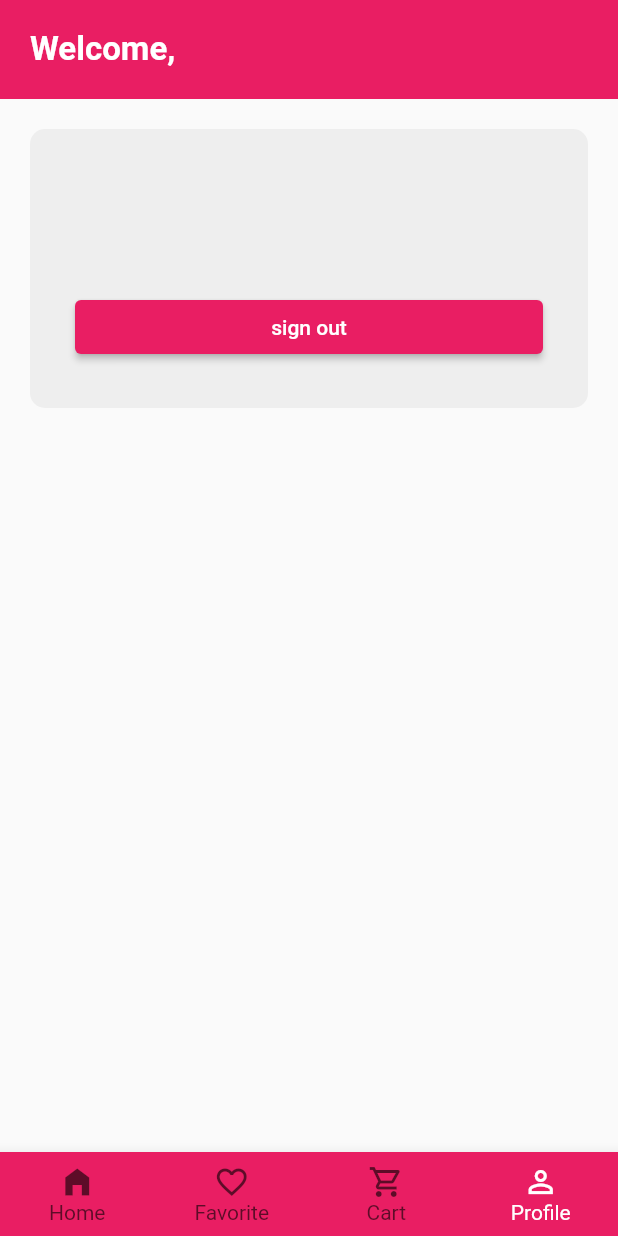
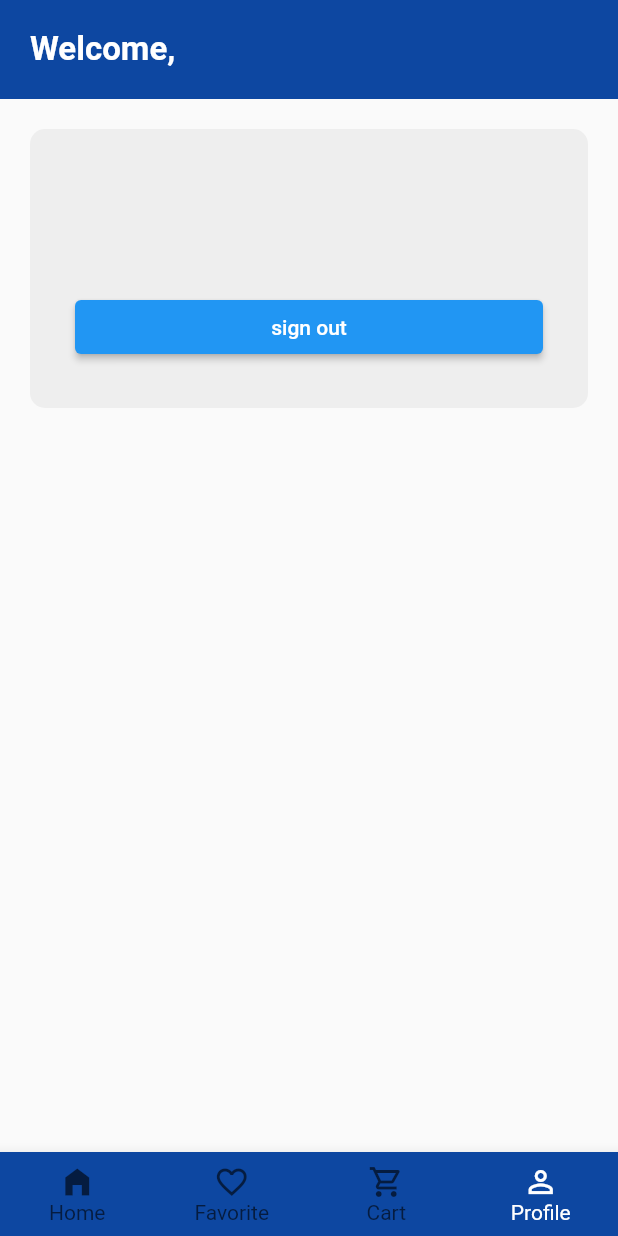
Before and after one commit to YoussefMohammed001/women_shop_flutter, a Flutter app: the screen it shows once a user with an empty profile is signed in, item 4 of the bottom bar chosen, on a phone screen of 412 x 824 dp. Run offline on Flutter 3.47's test engine with Material 2 defaults, Android fonts, the phone set to English and light mode, and no system bars; our stand-ins replace cloud_firestore, firebase_auth, firebase_core; accounts and stored records are empty.

Commit message:
fix bugs 5

```diff
--- a/lib/category models.dart
+++ b/lib/category models.dart
@@ -21,7 +21,7 @@ class _CategoryModelsState extends State<CategoryModels> {
   @override
   Widget build(BuildContext context) {
     return Scaffold(
-      appBar: AppBar(title: Text(widget.category),),
+      appBar: AppBar(title: Text(widget.category),backgroundColor: Colors.blue[900],),
       body:  GridView.builder(
 
 
--- a/lib/home_screen.dart
+++ b/lib/home_screen.dart
@@ -219,7 +219,7 @@ class _HomeScreenState extends State<HomeScreen> {
             ),
             Text(
               data['price'],
-              style: const TextStyle(color: Colors.pink),
+              style:  TextStyle(color: Colors.blue[900]),
             ),
             SizedBox(
               width: 2,
--- a/lib/main.dart
+++ b/lib/main.dart
@@ -33,7 +33,7 @@ class MyApp extends StatelessWidget {
         // or simply save your changes to "hot reload" in a Flutter IDE).
         // Notice that the counter didn't reset back to zero; the application
         // is not restarted.
-        primarySwatch: Colors.pink,
+
       ),
       home: MainScreen(),
 
--- a/lib/main_home_screen.dart
+++ b/lib/main_home_screen.dart
@@ -52,7 +52,7 @@ class _MainHomeScreenState extends State<MainHomeScreen> {
             children: [
 Container(
   padding: EdgeInsets.all(20),
-  color: Colors.pink,
+  color: Colors.blue[900],
   child:   Row(
     children: [
       Text("Welcome,$name",style: TextStyle(color: Colors.white,fontWeight: FontWeight.bold,fontSize: 22),)
@@ -70,7 +70,7 @@ Container(
     return BottomNavigationBar(
 
       type: BottomNavigationBarType.fixed,
-      backgroundColor: Colors.pink,
+      backgroundColor: Colors.blue[900],
       selectedItemColor: Colors.white,
       unselectedItemColor: Colors.black.withOpacity(.60),
       selectedFontSize: 14,
--- a/lib/model_details.dart
+++ b/lib/model_details.dart
@@ -54,7 +54,7 @@ class _ModelDetailsState extends State<ModelDetails> {
   Widget build(BuildContext context) {
     return SafeArea(
       child: Scaffold(
-        appBar: AppBar(title: Text('${widget.products['name']}'),),
+        appBar: AppBar(title: Text('${widget.products['name']}'),backgroundColor: Colors.blue[900],),
 
         body:Column(
           children: [
@@ -62,7 +62,7 @@ class _ModelDetailsState extends State<ModelDetails> {
 
             Container(
               padding: EdgeInsets.all(20),
-              color: Colors.pink,
+              color: Colors.blue[900],
               child: Row(
                 children: [
                   Text("${widget.products['name']}",style: TextStyle(color: Colors.white,fontWeight: FontWeight.bold),),
@@ -74,7 +74,7 @@ class _ModelDetailsState extends State<ModelDetails> {
             Container(
                 margin: EdgeInsets.all(10),
 
-                child: Text("${widget.products['description']}",style: TextStyle(color: Colors.pink,fontWeight: FontWeight.bold),)),
+                child: Text("${widget.products['description']}",style: TextStyle(color: Colors.blue[900],fontWeight: FontWeight.bold),)),
             Spacer(),
 
             Container(
--- a/lib/profile_screen.dart
+++ b/lib/profile_screen.dart
@@ -56,9 +56,9 @@ class _ProfileScreenState extends State<ProfileScreen> {
                 child: Column(
                   mainAxisAlignment: MainAxisAlignment.center,
                   children: [
-                  Text("$name",style: TextStyle(color: Colors.pink,fontSize: 22,fontWeight: FontWeight.bold),),
-                  Text("$phoneNumber",style: TextStyle(color: Colors.pink,fontSize: 22,fontWeight: FontWeight.bold),),
-                  Text("$email",style: TextStyle(color: Colors.pink,fontSize: 22,fontWeight: FontWeight.bold),),
+                  Text("$name",style: TextStyle(color: Colors.blue[900],fontSize: 22,fontWeight: FontWeight.bold),),
+                  Text("$phoneNumber",style: TextStyle(color: Colors.blue[900],fontSize: 22,fontWeight: FontWeight.bold),),
+                  Text("$email",style: TextStyle(color: Colors.blue[900],fontSize: 22,fontWeight: FontWeight.bold),),
                   Center(
 
                     child: Container(
--- a/lib/sign_up.dart
+++ b/lib/sign_up.dart
@@ -84,7 +84,7 @@ body: Container(
               isNotVisible = !isNotVisible;
               setState(() {});
             }
-                , icon: Icon(isNotVisible ? Icons.visibility_off_outlined : Icons.visibility ,color: Colors.pink,)),
+                , icon: Icon(isNotVisible ? Icons.visibility_off_outlined : Icons.visibility ,color: Colors.blue[900],)),
             validator: (value){
               if(value!.isEmpty){
                 return "Please enter your Password";
@@ -99,7 +99,7 @@ body: Container(
               isConfirmPassNotVisible = !isConfirmPassNotVisible;
               setState(() {});
             }
-                , icon: Icon(isConfirmPassNotVisible ? Icons.visibility_off_outlined : Icons.visibility ,color: Colors.pink,)),
+                , icon: Icon(isConfirmPassNotVisible ? Icons.visibility_off_outlined : Icons.visibility ,color: Colors.blue[900],)),
           validator: (value) {
             if (value!.isEmpty) {
               return "Please confirm your password";
--- a/lib/signin_screen.dart
+++ b/lib/signin_screen.dart
@@ -60,7 +60,7 @@ class _SignInScreenState extends State<SignInScreen> {
                     }
                   },
                   keyBoardType: TextInputType.emailAddress, lableText: "Email", textInputAction: TextInputAction.next, obscure:false,
-                  prefxi: Icon(Icons.email_outlined,color: Colors.pink,),
+                  prefxi: Icon(Icons.email_outlined,color: Colors.blue[900],),
                 ),
                 SizedBox(height: 10,),
                 MyTextField(
@@ -73,13 +73,13 @@ class _SignInScreenState extends State<SignInScreen> {
               }
             },
             obscure: isNotVisible,keyBoardType: TextInputType.visiblePassword, lableText: "Password", textInputAction: TextInputAction.done,
-            prefxi: Icon(Icons.password,color: Colors.pink,),
+            prefxi: Icon(Icons.password,color: Colors.blue[900],),
 
             suffixIcon: IconButton(onPressed: () {
               isNotVisible = !isNotVisible;
               setState(() {});
               }
-              , icon: Icon(isNotVisible ? Icons.visibility_off_outlined : Icons.visibility ,color: Colors.pink,)),
+              , icon: Icon(isNotVisible ? Icons.visibility_off_outlined : Icons.visibility ,color: Colors.blue[900],)),
 
         ),
                 Container(
--- a/lib/verifyEmail.dart
+++ b/lib/verifyEmail.dart
@@ -64,7 +64,7 @@ if(!isEmailVerified){
       MainHomeScreen() : SafeArea(
 
         child: Scaffold(
-backgroundColor: Colors.pink,
+backgroundColor: Colors.blue[900],
 
     body: Center(
       child: Container(
@@ -81,7 +81,7 @@ backgroundColor: Colors.pink,
               mainAxisAlignment: MainAxisAlignment.center,
               children: [
                 Text("A verification Email has been sent to your email"
-                , style: TextStyle(color: Colors.pink,fontWeight: FontWeight.bold,fontSize: 18),
+                , style: TextStyle(color: Colors.blue[900],fontWeight: FontWeight.bold,fontSize: 18),
                 ),
 
                 ElevatedButton(onPressed: () {
```
